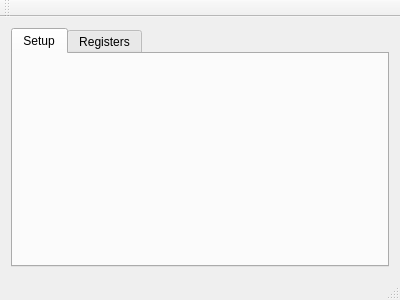
faball/Ph2DAQ_dev, file Ph2DAQ_GUI/View/mainview.ui: the form before one commit.
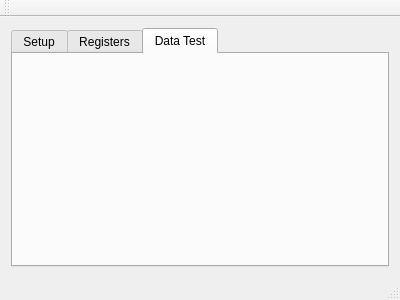
The form after the commit.

Diff of the .ui file:
```diff
--- a/Ph2DAQ_GUI/View/mainview.ui
+++ b/Ph2DAQ_GUI/View/mainview.ui
@@ -14,17 +14,17 @@
    <string>MainView</string>
   </property>
   <widget class="QWidget" name="centralWidget">
-   <layout class="QVBoxLayout" name="verticalLayout_2">
+   <layout class="QVBoxLayout" name="verticalLayout_3">
     <item>
      <widget class="QTabWidget" name="tabMainView">
       <property name="currentIndex">
-       <number>0</number>
+       <number>2</number>
       </property>
       <widget class="QWidget" name="tabSetup">
        <attribute name="title">
         <string>Setup</string>
        </attribute>
-       <layout class="QHBoxLayout" name="horizontalLayout">
+       <layout class="QVBoxLayout" name="verticalLayout_2">
         <item>
          <layout class="QVBoxLayout" name="loSetup"/>
         </item>
@@ -40,6 +40,16 @@
         </item>
        </layout>
       </widget>
+      <widget class="QWidget" name="tabDataTest">
+       <attribute name="title">
+        <string>Data Test</string>
+       </attribute>
+       <layout class="QVBoxLayout" name="verticalLayout_4">
+        <item>
+         <layout class="QVBoxLayout" name="loDataTest"/>
+        </item>
+       </layout>
+      </widget>
      </widget>
     </item>
    </layout>
```
